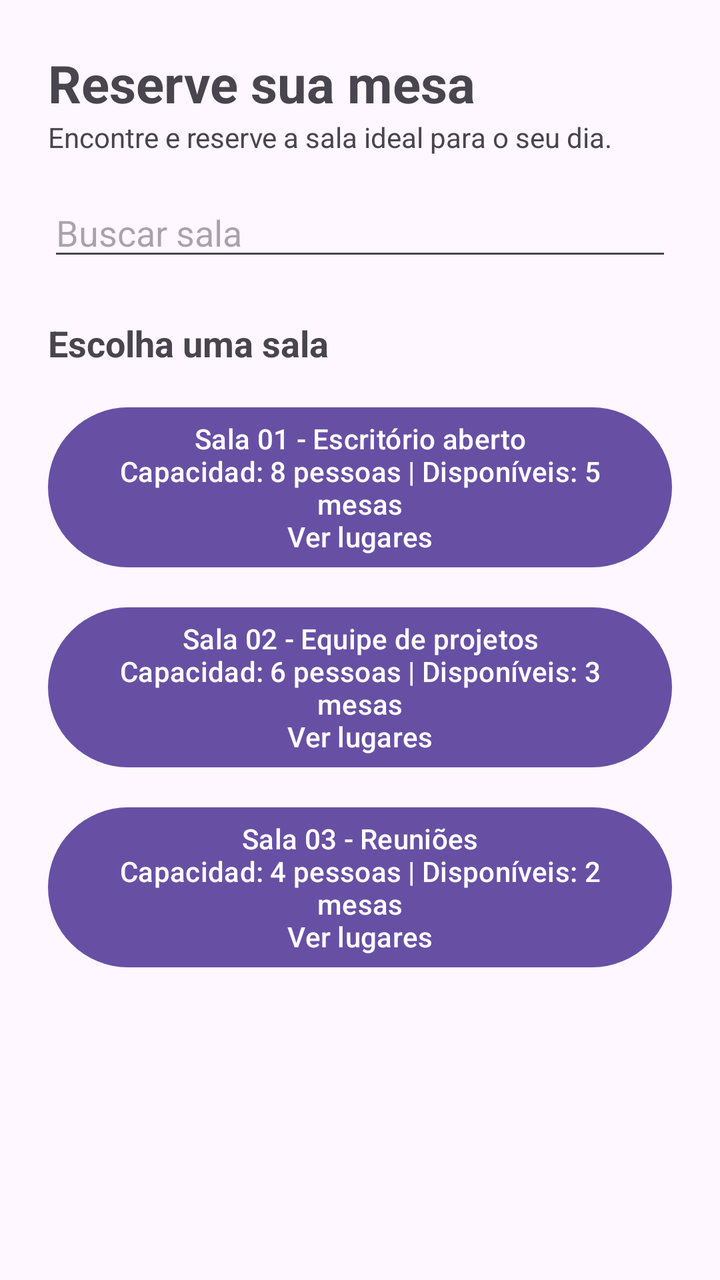
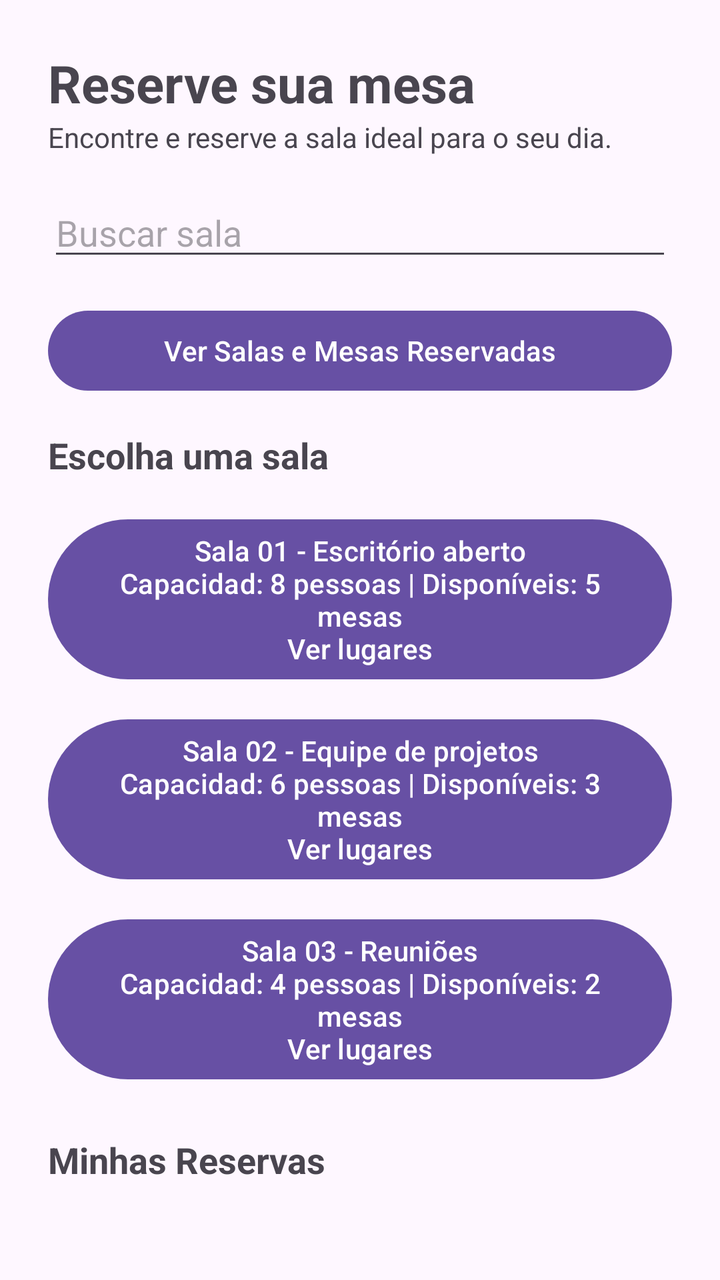

An Android layout rendered at two revisions. The XML below is the earlier revision; the diff shows what the commit changed to produce the second picture.
<!-- AndroidManifest.xml: application theme Theme.MeuPrimeiroApp -->
<!-- res/layout/activity_reserva.xml -->
<?xml version="1.0" encoding="utf-8"?>
<LinearLayout xmlns:android="http://schemas.android.com/apk/res/android"
    android:layout_width="match_parent"
    android:layout_height="match_parent"
    android:orientation="vertical"
    android:padding="24dp">

    
    <TextView
        android:layout_width="match_parent"
        android:layout_height="wrap_content"
        android:text="Reserve sua mesa"
        android:textSize="26sp"
        android:textStyle="bold" />

    <TextView
        android:layout_width="match_parent"
        android:layout_height="wrap_content"
        android:text="Encontre e reserve a sala ideal para o seu dia."
        android:layout_marginBottom="16dp" />

    
    <EditText
        android:id="@+id/etBuscarSala"
        android:layout_width="match_parent"
        android:layout_height="wrap_content"
        android:hint="Buscar sala"
        android:layout_marginBottom="24dp" />

    <TextView
        android:layout_width="match_parent"
        android:layout_height="wrap_content"
        android:text="Escolha uma sala"
        android:textSize="18sp"
        android:textStyle="bold"
        android:layout_marginBottom="16dp" />

    
    <Button
        android:id="@+id/btnSala1"
        android:layout_width="match_parent"
        android:layout_height="wrap_content"
        android:text="Sala 01 - Escritório aberto\nCapacidad: 8 pessoas | Disponíveis: 5 mesas\nVer lugares"
        android:layout_marginBottom="12dp" />

    
    <Button
        android:id="@+id/btnSala2"
        android:layout_width="match_parent"
        android:layout_height="wrap_content"
        android:text="Sala 02 - Equipe de projetos\nCapacidad: 6 pessoas | Disponíveis: 3 mesas\nVer lugares"
        android:layout_marginBottom="12dp" />

    
    <Button
        android:id="@+id/btnSala3"
        android:layout_width="match_parent"
        android:layout_height="wrap_content"
        android:text="Sala 03 - Reuniões\nCapacidad: 4 pessoas | Disponíveis: 2 mesas\nVer lugares" />

</LinearLayout>
<!-- resources referenced by this layout -->
<resources>
  <style name="Theme.MeuPrimeiroApp" parent="Base.Theme.MeuPrimeiroApp" />
  <style name="Base.Theme.MeuPrimeiroApp" parent="Theme.Material3.DayNight.NoActionBar">
          
          
      </style>
</resources>

<!-- the commit's change to res/layout/activity_reserva.xml (unified diff, before → after) -->
@@ -25,7 +25,15 @@
         android:layout_width="match_parent"
         android:layout_height="wrap_content"
         android:hint="Buscar sala"
-        android:layout_marginBottom="24dp" />
+        android:layout_marginBottom="16dp" />
+
+    
+    <Button
+        android:id="@+id/btnVerReservas"
+        android:layout_width="match_parent"
+        android:layout_height="wrap_content"
+        android:text="Ver Salas e Mesas Reservadas"
+        android:layout_marginBottom="16dp" />
 
     <TextView
         android:layout_width="match_parent"
@@ -58,4 +66,20 @@
         android:layout_height="wrap_content"
         android:text="Sala 03 - Reuniões\nCapacidad: 4 pessoas | Disponíveis: 2 mesas\nVer lugares" />
 
+    <TextView
+        android:layout_width="match_parent"
+        android:layout_height="wrap_content"
+        android:text="Minhas Reservas"
+        android:textSize="18sp"
+        android:textStyle="bold"
+        android:layout_marginTop="24dp"
+        android:layout_marginBottom="8dp" />
+
+    <androidx.recyclerview.widget.RecyclerView
+        android:id="@+id/rvReservas"
+        android:layout_width="match_parent"
+        android:layout_height="0dp"
+        android:layout_weight="1" />
+
+
 </LinearLayout>
